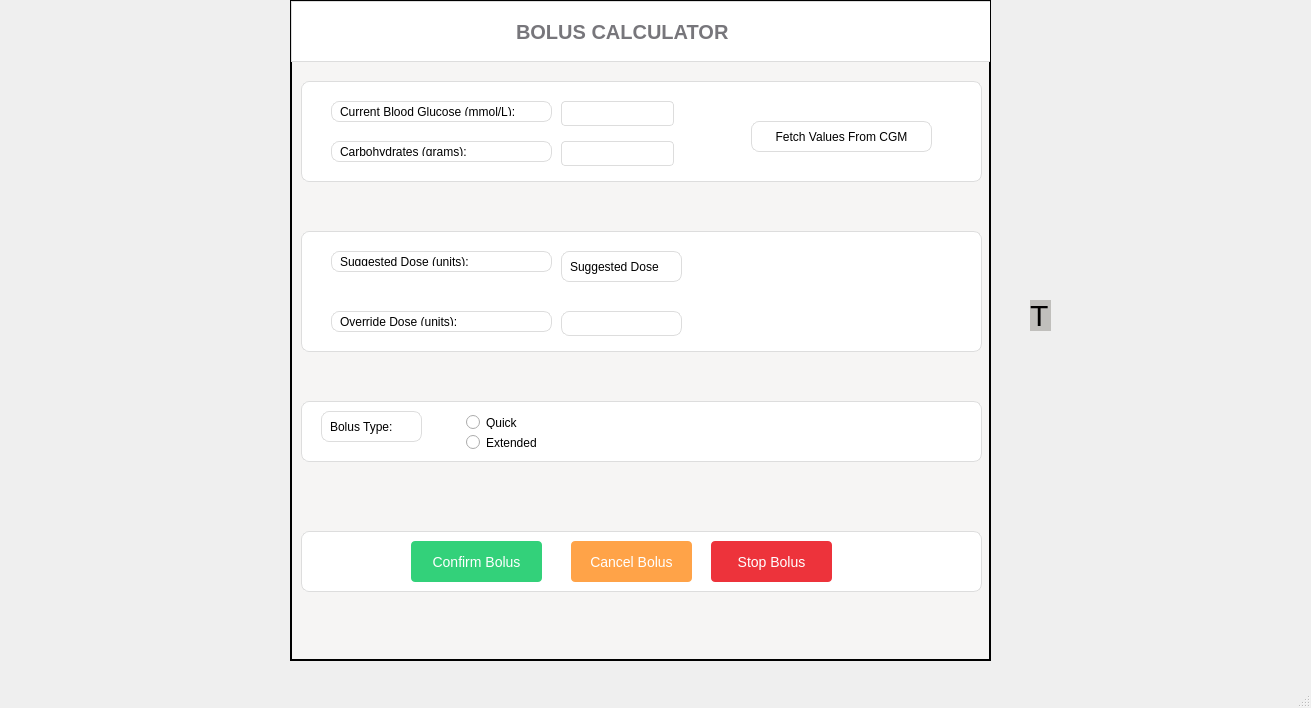
karannnnm/COMP3004-FINAL-ASSIGNMENT, file mainwindow.ui: the form before one commit.
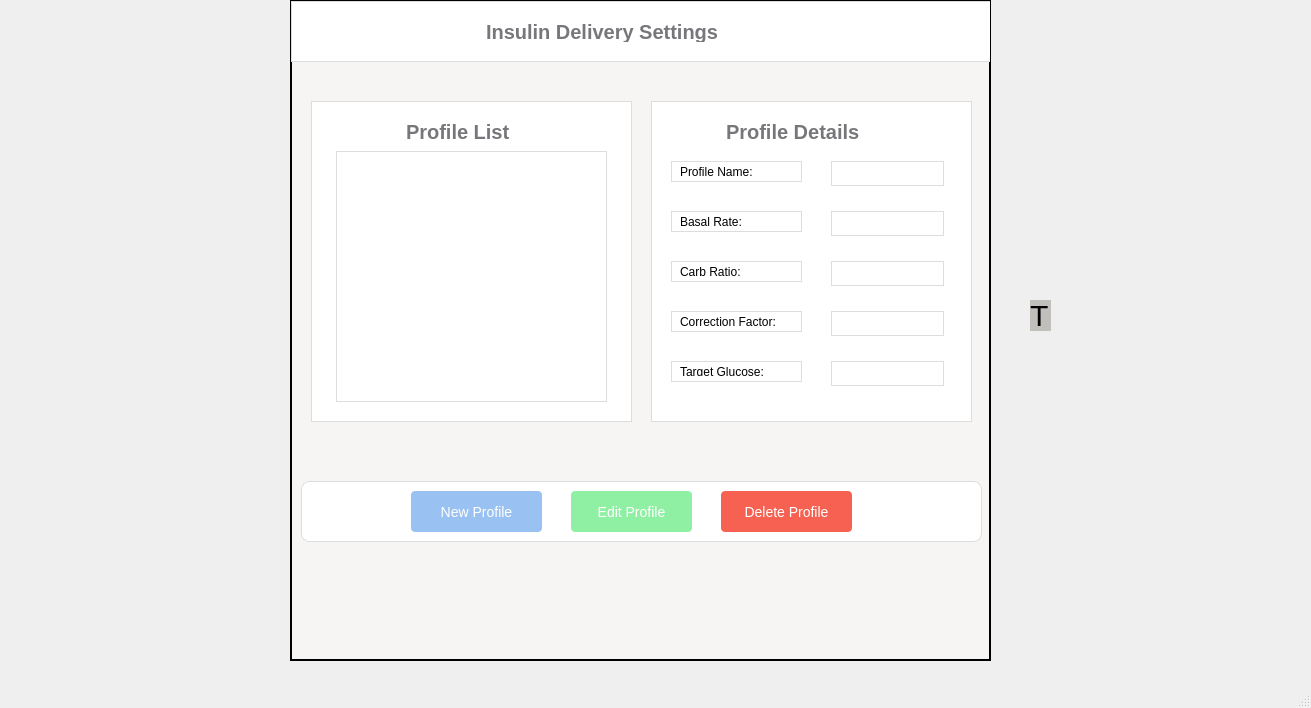
The form after the commit. Custom widgets are drawn as their Qt base class.

Patch:
```diff
--- a/mainwindow.ui
+++ b/mainwindow.ui
@@ -2,6 +2,9 @@
 <ui version="4.0">
  <class>MainWindow</class>
  <widget class="QMainWindow" name="MainWindow">
+  <property name="enabled">
+   <bool>true</bool>
+  </property>
   <property name="geometry">
    <rect>
     <x>0</x>
@@ -28,7 +31,7 @@
 border: 1px solid black;</string>
     </property>
     <property name="currentIndex">
-     <number>1</number>
+     <number>2</number>
     </property>
     <widget class="QWidget" name="home_screen">
      <widget class="QLabel" name="battery">
@@ -647,6 +650,356 @@
       </widget>
      </widget>
     </widget>
+    <widget class="QWidget" name="personalProfiles">
+     <widget class="QFrame" name="frame_6">
+      <property name="geometry">
+       <rect>
+        <x>0</x>
+        <y>0</y>
+        <width>701</width>
+        <height>61</height>
+       </rect>
+      </property>
+      <property name="styleSheet">
+       <string notr="true">background-color: #FFFFFF;       
+border: 1px solid #DDD;         
+padding: 5px;</string>
+      </property>
+      <property name="frameShape">
+       <enum>QFrame::StyledPanel</enum>
+      </property>
+      <property name="frameShadow">
+       <enum>QFrame::Raised</enum>
+      </property>
+      <widget class="QLabel" name="label_3">
+       <property name="geometry">
+        <rect>
+         <x>180</x>
+         <y>10</y>
+         <width>321</width>
+         <height>41</height>
+        </rect>
+       </property>
+       <property name="styleSheet">
+        <string notr="true">    font-size: 20px;
+    font-weight: bold;
+    color: rgb(119, 118, 123);
+    padding: 10px;
+border: none;</string>
+       </property>
+       <property name="text">
+        <string>Insulin Delivery Settings</string>
+       </property>
+      </widget>
+     </widget>
+     <widget class="QFrame" name="frame_7">
+      <property name="geometry">
+       <rect>
+        <x>360</x>
+        <y>100</y>
+        <width>321</width>
+        <height>321</height>
+       </rect>
+      </property>
+      <property name="styleSheet">
+       <string notr="true">background-color: #FFFFFF;       
+border: 1px solid #DDD;         
+padding: 5px;</string>
+      </property>
+      <property name="frameShape">
+       <enum>QFrame::StyledPanel</enum>
+      </property>
+      <property name="frameShadow">
+       <enum>QFrame::Raised</enum>
+      </property>
+      <widget class="QLabel" name="label_4">
+       <property name="geometry">
+        <rect>
+         <x>60</x>
+         <y>10</y>
+         <width>191</width>
+         <height>41</height>
+        </rect>
+       </property>
+       <property name="styleSheet">
+        <string notr="true">    font-size: 20px;
+    font-weight: bold;
+    color: rgb(119, 118, 123);
+    padding: 10px;
+border: none;</string>
+       </property>
+       <property name="text">
+        <string>Profile Details</string>
+       </property>
+      </widget>
+      <widget class="QLabel" name="profileName">
+       <property name="geometry">
+        <rect>
+         <x>20</x>
+         <y>60</y>
+         <width>131</width>
+         <height>21</height>
+        </rect>
+       </property>
+       <property name="text">
+        <string>Profile Name:</string>
+       </property>
+      </widget>
+      <widget class="QLabel" name="basalRate">
+       <property name="geometry">
+        <rect>
+         <x>20</x>
+         <y>110</y>
+         <width>131</width>
+         <height>21</height>
+        </rect>
+       </property>
+       <property name="text">
+        <string>Basal Rate:</string>
+       </property>
+      </widget>
+      <widget class="QLabel" name="carbRatio">
+       <property name="geometry">
+        <rect>
+         <x>20</x>
+         <y>160</y>
+         <width>131</width>
+         <height>21</height>
+        </rect>
+       </property>
+       <property name="text">
+        <string>Carb Ratio:</string>
+       </property>
+      </widget>
+      <widget class="QLabel" name="correction">
+       <property name="geometry">
+        <rect>
+         <x>20</x>
+         <y>210</y>
+         <width>131</width>
+         <height>21</height>
+        </rect>
+       </property>
+       <property name="text">
+        <string>Correction Factor:</string>
+       </property>
+      </widget>
+      <widget class="QLabel" name="targetGlucose">
+       <property name="geometry">
+        <rect>
+         <x>20</x>
+         <y>260</y>
+         <width>131</width>
+         <height>21</height>
+        </rect>
+       </property>
+       <property name="text">
+        <string>Target Glucose:</string>
+       </property>
+      </widget>
+      <widget class="QLineEdit" name="profileNameValue">
+       <property name="enabled">
+        <bool>true</bool>
+       </property>
+       <property name="geometry">
+        <rect>
+         <x>180</x>
+         <y>60</y>
+         <width>113</width>
+         <height>25</height>
+        </rect>
+       </property>
+      </widget>
+      <widget class="QLineEdit" name="basalRateValue">
+       <property name="enabled">
+        <bool>true</bool>
+       </property>
+       <property name="geometry">
+        <rect>
+         <x>180</x>
+         <y>110</y>
+         <width>113</width>
+         <height>25</height>
+        </rect>
+       </property>
+      </widget>
+      <widget class="QLineEdit" name="carbRatioValue">
+       <property name="enabled">
+        <bool>true</bool>
+       </property>
+       <property name="geometry">
+        <rect>
+         <x>180</x>
+         <y>160</y>
+         <width>113</width>
+         <height>25</height>
+        </rect>
+       </property>
+      </widget>
+      <widget class="QLineEdit" name="correctionValue">
+       <property name="enabled">
+        <bool>true</bool>
+       </property>
+       <property name="geometry">
+        <rect>
+         <x>180</x>
+         <y>210</y>
+         <width>113</width>
+         <height>25</height>
+        </rect>
+       </property>
+      </widget>
+      <widget class="QLineEdit" name="targetGlucoseValue">
+       <property name="enabled">
+        <bool>true</bool>
+       </property>
+       <property name="geometry">
+        <rect>
+         <x>180</x>
+         <y>260</y>
+         <width>113</width>
+         <height>25</height>
+        </rect>
+       </property>
+      </widget>
+     </widget>
+     <widget class="QFrame" name="frame_8">
+      <property name="geometry">
+       <rect>
+        <x>20</x>
+        <y>100</y>
+        <width>321</width>
+        <height>321</height>
+       </rect>
+      </property>
+      <property name="styleSheet">
+       <string notr="true">background-color: #FFFFFF;       
+border: 1px solid #DDD;         
+padding: 5px;</string>
+      </property>
+      <property name="frameShape">
+       <enum>QFrame::StyledPanel</enum>
+      </property>
+      <property name="frameShadow">
+       <enum>QFrame::Raised</enum>
+      </property>
+      <widget class="QLabel" name="label_5">
+       <property name="geometry">
+        <rect>
+         <x>80</x>
+         <y>10</y>
+         <width>151</width>
+         <height>41</height>
+        </rect>
+       </property>
+       <property name="styleSheet">
+        <string notr="true">    font-size: 20px;
+    font-weight: bold;
+    color: rgb(119, 118, 123);
+    padding: 10px;
+border: none;</string>
+       </property>
+       <property name="text">
+        <string>Profile List</string>
+       </property>
+      </widget>
+      <widget class="QListWidget" name="profileList">
+       <property name="geometry">
+        <rect>
+         <x>25</x>
+         <y>50</y>
+         <width>271</width>
+         <height>251</height>
+        </rect>
+       </property>
+      </widget>
+     </widget>
+     <widget class="QFrame" name="frame_9">
+      <property name="geometry">
+       <rect>
+        <x>10</x>
+        <y>480</y>
+        <width>681</width>
+        <height>61</height>
+       </rect>
+      </property>
+      <property name="styleSheet">
+       <string notr="true">background-color: #FFFFFF;       
+border: 1px solid #DDD;         
+border-radius: 8px;
+padding: 5px;</string>
+      </property>
+      <property name="frameShape">
+       <enum>QFrame::StyledPanel</enum>
+      </property>
+      <property name="frameShadow">
+       <enum>QFrame::Raised</enum>
+      </property>
+      <widget class="QPushButton" name="deleteProfileButton">
+       <property name="geometry">
+        <rect>
+         <x>420</x>
+         <y>10</y>
+         <width>131</width>
+         <height>41</height>
+        </rect>
+       </property>
+       <property name="styleSheet">
+        <string notr="true">    background-color: rgb(246, 97, 81);
+    color: #ffffff;
+    border: none;
+    border-radius: 4px;
+    padding: 8px 16px;
+    font-size: 14px;</string>
+       </property>
+       <property name="text">
+        <string>Delete Profile</string>
+       </property>
+      </widget>
+      <widget class="QPushButton" name="editProfileButton">
+       <property name="geometry">
+        <rect>
+         <x>270</x>
+         <y>10</y>
+         <width>121</width>
+         <height>41</height>
+        </rect>
+       </property>
+       <property name="styleSheet">
+        <string notr="true">    background-color: rgb(143, 240, 164);
+    color: #ffffff;
+    border: none;
+    border-radius: 4px;
+    padding: 8px 16px;
+    font-size: 14px;</string>
+       </property>
+       <property name="text">
+        <string>Edit Profile</string>
+       </property>
+      </widget>
+      <widget class="QPushButton" name="newProfileButton">
+       <property name="geometry">
+        <rect>
+         <x>110</x>
+         <y>10</y>
+         <width>131</width>
+         <height>41</height>
+        </rect>
+       </property>
+       <property name="styleSheet">
+        <string notr="true">    background-color: rgb(153, 193, 241);
+    color: #ffffff;
+    border: none;
+    border-radius: 4px;
+    padding: 8px 16px;
+    font-size: 14px;</string>
+       </property>
+       <property name="text">
+        <string>New Profile</string>
+       </property>
+      </widget>
+     </widget>
+    </widget>
    </widget>
    <widget class="QLabel" name="label">
     <property name="geometry">
```
